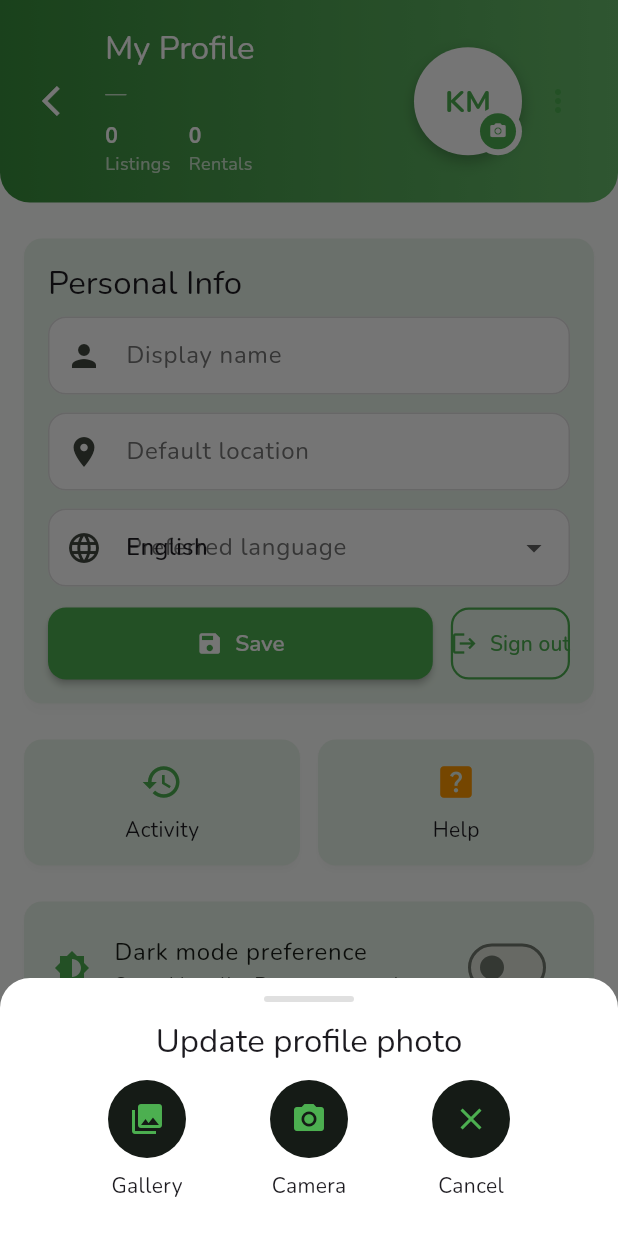
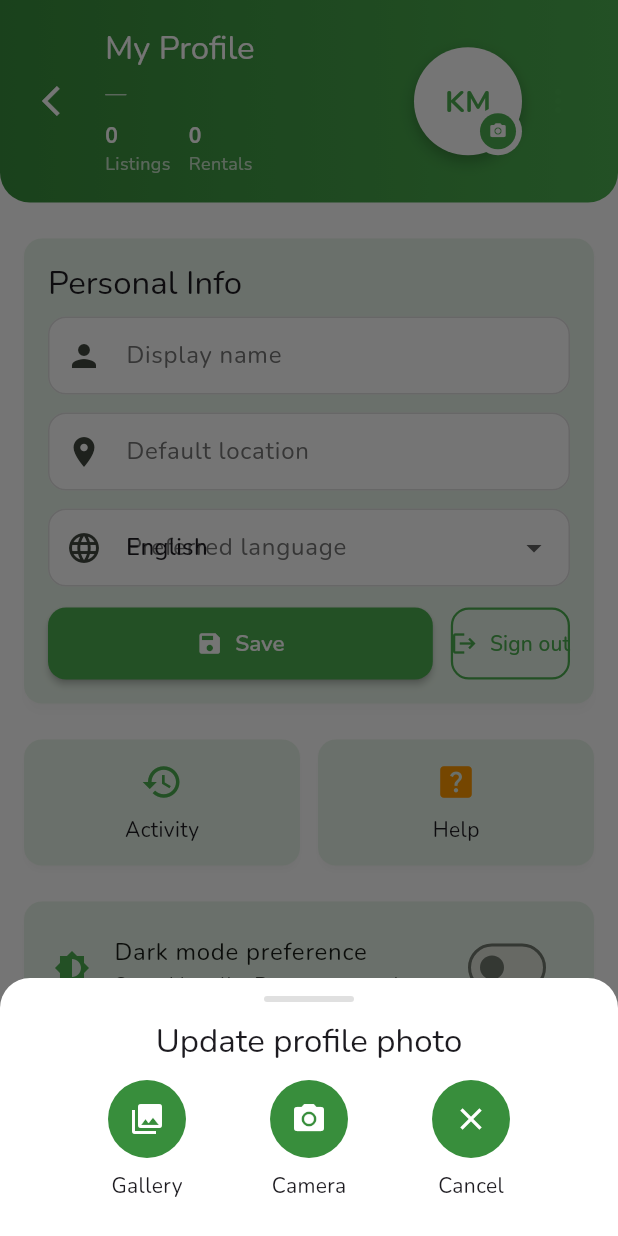
Before and after one commit to likhithkg/tempfix, a Flutter app: the ProfilePage screen opened directly, after a tap on "KM", on a phone screen of 412 x 824 dp. Run offline on Flutter 3.47's test engine with Material 3 defaults, Android fonts, the phone set to English and light mode, and no system bars; drawn by our look-alikes of oktoast; our stand-ins replace cloud_firestore, firebase_auth, firebase_core, firebase_storage, flutter_dotenv, flutter_map and 10 more; missing offline and left inert: translator; accounts and stored records are empty.

Commit message:
feat: apply theme to Weather, Profile, and Rent Machine
Weather: remove hardcoded AppBar blue color (now inherits green from
appBarTheme); weather body gradients are intentional and left unchanged.

Profile: replace Colors.green.shade700/400 header gradient with
KMColors.primaryDark/primary (const), fix deprecated
colorScheme.surfaceVariant to colorScheme.surface, replace Colors.green
in avatar initials and camera badge with KMColors.primary, replace
Colors.black54 footer text with colorScheme.onSurface at 54% opacity,
replace hardcoded dark _ImageSourceButton avatar color and icon green
with KMColors.primaryDark / KMColors.textOnPrimary.

Rent Machine: replace raw Material(elevation:3, borderRadius:16) card
with Card(clipBehavior: Clip.antiAlias) so the card inherits the
cardTheme shape, elevation, shadow, and color from the theme.

Co-Authored-By: Claude Sonnet 4.6 <noreply@anthropic.com>

```diff
--- a/lib/profile/profile_page.dart
+++ b/lib/profile/profile_page.dart
@@ -6,6 +6,7 @@ import 'package:firebase_auth/firebase_auth.dart';
 import 'package:image_picker/image_picker.dart';
 import 'profile_service.dart';
 import '../services/locale_service.dart'; // added: use LocaleService to apply language immediately
+import '../theme.dart';
 
 class ProfilePage extends StatefulWidget {
   const ProfilePage({super.key});
@@ -299,15 +300,16 @@ class _ProfilePageState extends State<ProfilePage> with SingleTickerProviderStat
     final phone = _user?.phoneNumber ?? '';
 
     return Scaffold(
-      backgroundColor: Theme.of(context).colorScheme.surfaceVariant.withOpacity(0.05),
+      backgroundColor: Theme.of(context).colorScheme.surface.withValues(alpha: 0.05),
       body: SafeArea(
         child: Column(
           children: [
             // Header with gradient and avatar
             Container(
-              decoration: BoxDecoration(
-                gradient: LinearGradient(colors: [Colors.green.shade700, Colors.green.shade400]),
-                borderRadius: const BorderRadius.vertical(bottom: Radius.circular(20)),
+              decoration: const BoxDecoration(
+                gradient: LinearGradient(colors: [KMColors.primaryDark, KMColors.primary]),
+                borderRadius:
+                    BorderRadius.vertical(bottom: Radius.circular(20)),
               ),
               padding: const EdgeInsets.fromLTRB(16, 18, 16, 18),
               child: Row(
@@ -356,7 +358,7 @@ class _ProfilePageState extends State<ProfilePage> with SingleTickerProviderStat
                                 radius: 36,
                                 backgroundColor: Colors.white,
                                 backgroundImage: (photoUrl != null && photoUrl.isNotEmpty) ? NetworkImage(photoUrl) as ImageProvider : null,
-                                child: (photoUrl == null || photoUrl.isEmpty) ? Text(_initials(), style: const TextStyle(fontSize: 20, fontWeight: FontWeight.bold, color: Colors.green)) : null,
+                                child: (photoUrl == null || photoUrl.isEmpty) ? Text(_initials(), style: const TextStyle(fontSize: 20, fontWeight: FontWeight.bold, color: KMColors.primary)) : null,
                               ),
                             ),
                             if (_uploadingImage)
@@ -372,7 +374,7 @@ class _ProfilePageState extends State<ProfilePage> with SingleTickerProviderStat
                                 child: Container(
                                   decoration: BoxDecoration(color: Colors.white, shape: BoxShape.circle),
                                   padding: const EdgeInsets.all(4),
-                                  child: Container(decoration: BoxDecoration(color: Colors.green, shape: BoxShape.circle), padding: const EdgeInsets.all(6), child: const Icon(Icons.camera_alt, size: 12, color: Colors.white)),
+                                  child: Container(decoration: const BoxDecoration(color: KMColors.primary, shape: BoxShape.circle), padding: const EdgeInsets.all(6), child: const Icon(Icons.camera_alt, size: 12, color: KMColors.textOnPrimary)),
                                 ),
                               ),
                           ],
@@ -492,7 +494,7 @@ class _ProfilePageState extends State<ProfilePage> with SingleTickerProviderStat
                                 padding: const EdgeInsets.all(14),
                                 child: Column(
                                   children: [
-                                    const Icon(Icons.history, size: 28, color: Colors.green),
+                                    Icon(Icons.history, size: 28, color: Theme.of(context).colorScheme.primary),
                                     const SizedBox(height: 8),
                                     Text('Activity', style: Theme.of(context).textTheme.bodyMedium),
                                   ],
@@ -561,7 +563,7 @@ class _ProfilePageState extends State<ProfilePage> with SingleTickerProviderStat
 
                     // Footer small note
                     Center(
-                      child: Text('KrishiMithra • v1.0', style: Theme.of(context).textTheme.bodySmall?.copyWith(color: Colors.black54)),
+                      child: Text('KrishiMithra • v1.0', style: Theme.of(context).textTheme.bodySmall?.copyWith(color: Theme.of(context).colorScheme.onSurface.withValues(alpha: 0.54))),
                     ),
                   ],
                 ),
@@ -618,7 +620,7 @@ class _ImageSourceButton extends StatelessWidget {
       borderRadius: BorderRadius.circular(12),
       child: Column(
         children: [
-          CircleAvatar(radius: 26, backgroundColor: const Color.fromARGB(255, 21, 27, 22), child: Icon(icon, color: Colors.green, size: 24)),
+          CircleAvatar(radius: 26, backgroundColor: KMColors.primaryDark, child: Icon(icon, color: KMColors.textOnPrimary, size: 24)),
           const SizedBox(height: 8),
           Text(label, style: Theme.of(context).textTheme.bodyMedium),
         ],
--- a/lib/rent/rent_home_page.dart
+++ b/lib/rent/rent_home_page.dart
@@ -163,9 +163,7 @@ class _MachineCard extends StatelessWidget {
 
   @override
   Widget build(BuildContext context) {
-    return Material(
-      elevation: 3,
-      borderRadius: BorderRadius.circular(16),
+    return Card(
       clipBehavior: Clip.antiAlias,
       child: InkWell(
         onTap: onView,
```
Also changed, not shown: lib/weather/weather_page.dart (+0 -7 lines).
